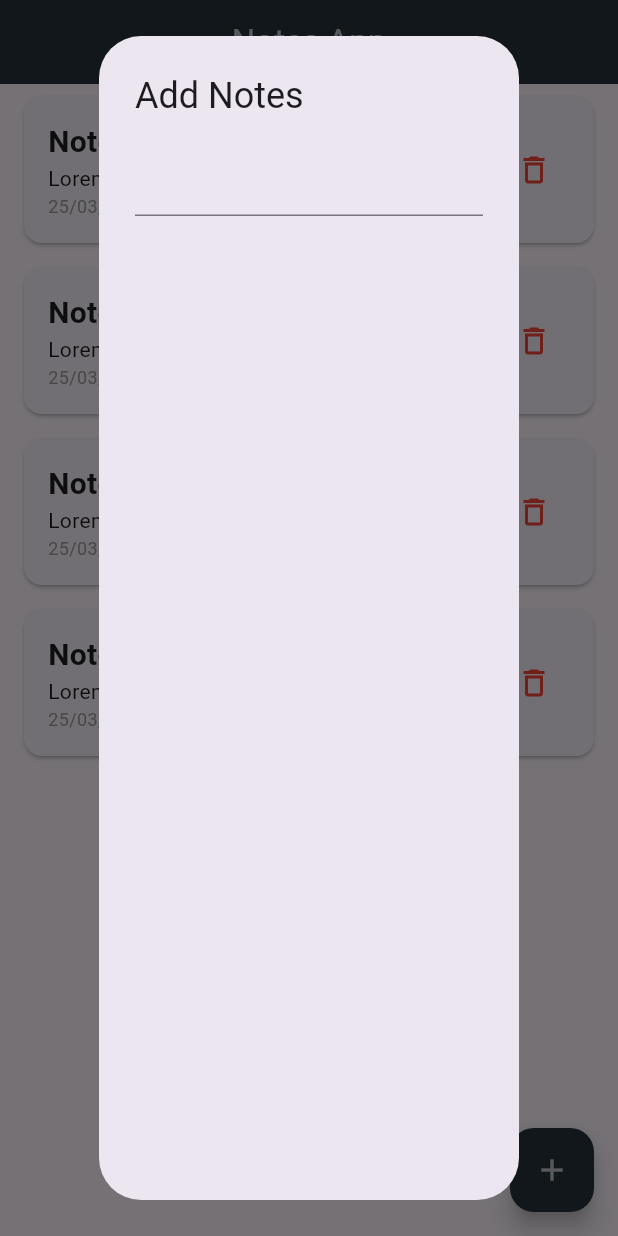
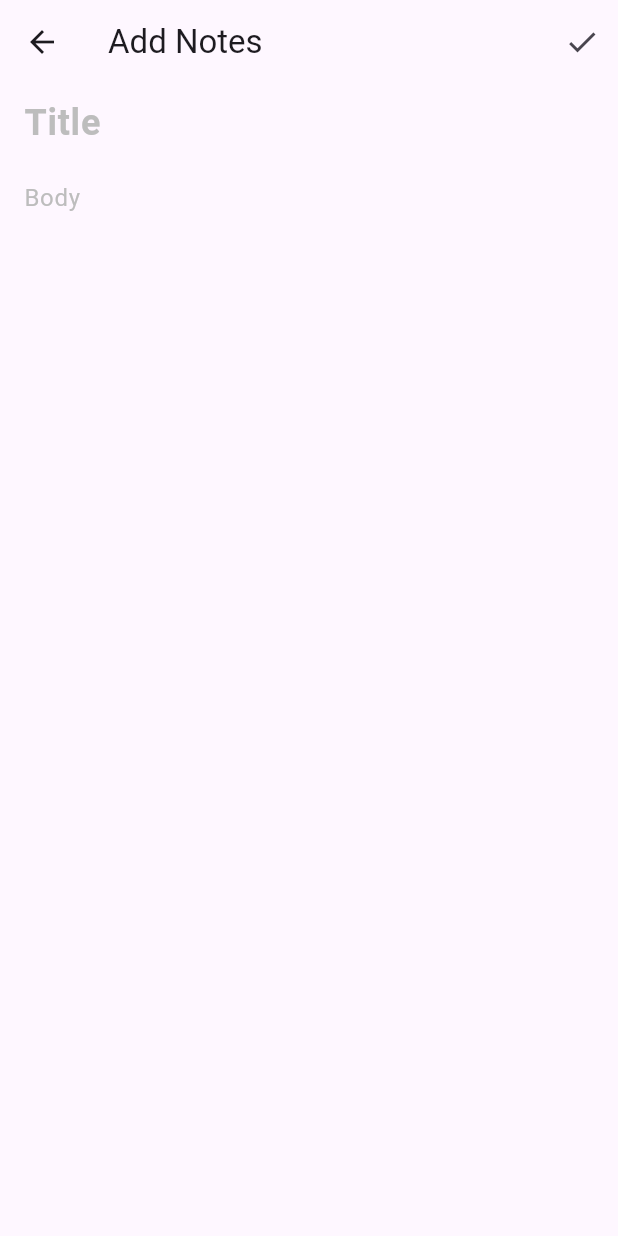
Before and after one commit to gesangwidigdo/notes-app, a Flutter app: the screen it shows after launch, after a tap on the "delete outline" icon, after a tap on the "add" icon, on a phone screen of 412 x 824 dp. Run offline on Flutter 3.47's test engine with Material 3 defaults, Android fonts, the phone set to English and light mode, and no system bars.

Commit message:
feat: create notes input dialog

```diff
--- a/lib/screens/notes_screen.dart
+++ b/lib/screens/notes_screen.dart
@@ -1,6 +1,7 @@
 import 'package:flutter/material.dart';
 import 'package:assignment_1/widget/notes_card.dart';
 import 'package:assignment_1/model/notes.dart';
+import 'package:assignment_1/widget/open_notes_dialog.dart';
 
 class NotesScreen extends StatefulWidget {
   const NotesScreen({super.key});
@@ -36,7 +37,7 @@ class _NotesScreenState extends State<NotesScreen> {
       ),
       floatingActionButton: FloatingActionButton(
         onPressed: () {
-          _dialogBuilder(context);
+          openNotesDialog(context, '', '');
         },
         backgroundColor: Colors.blueGrey[900],
         child: Icon(Icons.add, color: Colors.white70),
@@ -44,15 +45,3 @@ class _NotesScreenState extends State<NotesScreen> {
     );
   }
 }
-
-Future<void> _dialogBuilder(BuildContext context) {
-  return showDialog<void>(
-    context: context,
-    builder: (BuildContext context) {
-      return AlertDialog(
-        title: Text('Add Notes'),
-        content: Column(children: <Widget>[TextField()]),
-      );
-    },
-  );
-}
--- a/lib/widget/notes_card.dart
+++ b/lib/widget/notes_card.dart
@@ -1,3 +1,4 @@
+import 'package:assignment_1/widget/open_notes_dialog.dart';
 import 'package:flutter/material.dart';
 import 'package:intl/intl.dart';
 
@@ -18,7 +19,7 @@ class NotesCard extends StatelessWidget {
   @override
   Widget build(BuildContext context) {
     return GestureDetector(
-      onTap: () {},
+      onTap: () => openNotesDialog(context, title, body),
       child: Card(
         margin: EdgeInsets.symmetric(horizontal: 16, vertical: 8),
         child: Column(
--- /dev/null
+++ b/lib/widget/open_notes_dialog.dart
@@ -0,0 +1,72 @@
+import 'package:flutter/material.dart';
+
+Future<void> openNotesDialog(BuildContext context, String title, String body) {
+  TextEditingController titleController = TextEditingController(text: title);
+  TextEditingController bodyController = TextEditingController(text: body);
+
+  return showDialog<void>(
+    context: context,
+    builder: (BuildContext context) {
+      return Dialog.fullscreen(
+        child: Scaffold(
+          appBar: AppBar(
+            leading: IconButton(
+              icon: Icon(Icons.arrow_back),
+              onPressed: () {
+                Navigator.pop(context);
+              },
+            ),
+            title:
+                title == '' && body == ''
+                    ? Text('Add Notes')
+                    : Text('Edit Notes'),
+            actions: <Widget>[
+              IconButton(onPressed: () {}, icon: Icon(Icons.check)),
+            ],
+          ),
+          body: Padding(
+            padding: EdgeInsets.symmetric(horizontal: 16.0),
+            child: Column(
+              mainAxisSize: MainAxisSize.min,
+              mainAxisAlignment: MainAxisAlignment.start,
+              children: <Widget>[
+                TextField(
+                  controller: titleController,
+                  decoration: InputDecoration(
+                    hintText: 'Title',
+                    border: InputBorder.none,
+                    hintStyle: TextStyle(
+                      fontSize: 24.0,
+                      fontWeight: FontWeight.bold,
+                      color: Colors.grey[400],
+                    ),
+                  ),
+                  style: TextStyle(fontSize: 24.0, fontWeight: FontWeight.bold),
+                  maxLines: 1,
+                ),
+                TextField(
+                  controller: bodyController,
+                  decoration: InputDecoration(
+                    hintText: 'Body',
+                    border: InputBorder.none,
+                    hintStyle: TextStyle(
+                      fontSize: 16.0,
+                      fontWeight: FontWeight.normal,
+                      color: Colors.grey[400],
+                    ),
+                  ),
+                  style: TextStyle(
+                    fontSize: 16.0,
+                    fontWeight: FontWeight.normal,
+                  ),
+                  maxLines: null,
+                  keyboardType: TextInputType.multiline,
+                ),
+              ],
+            ),
+          ),
+        ),
+      );
+    },
+  );
+}
```
